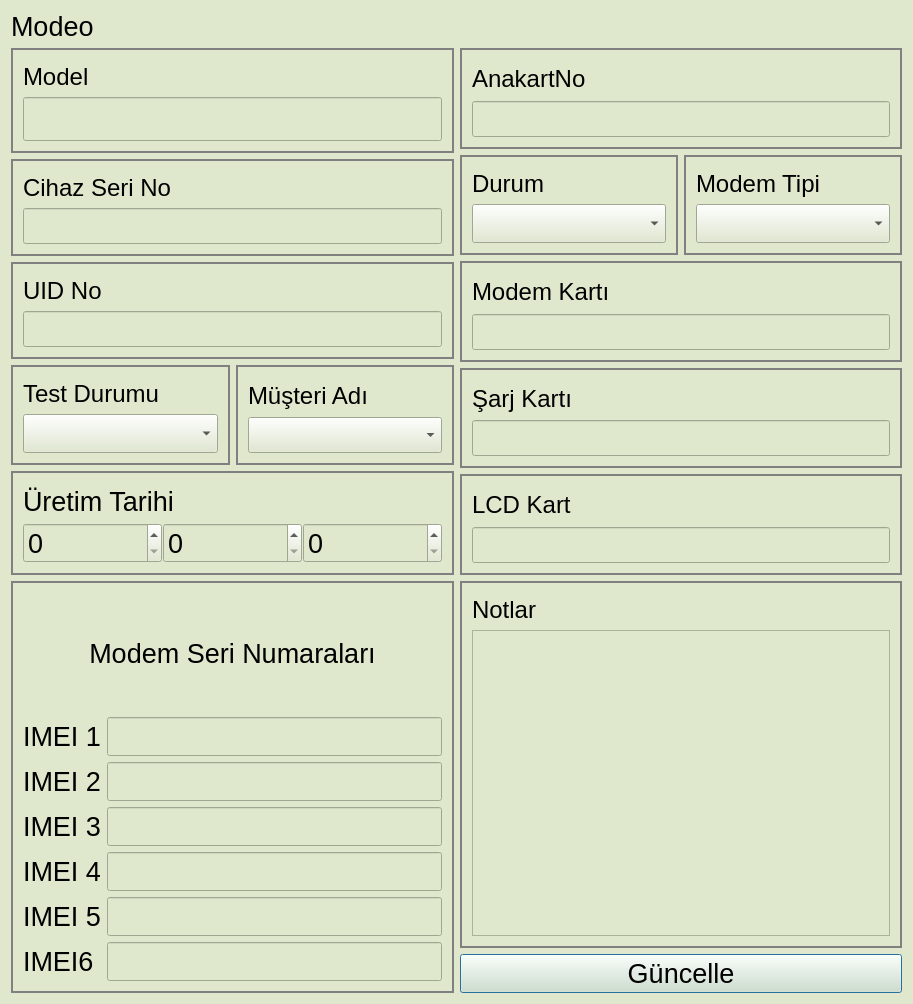
Before: the Qt Designer form src/informationdialog.ui in yunusemrecinar/QT5-cihaz-kimlik-teknik-servis, drawn with Qt 5.
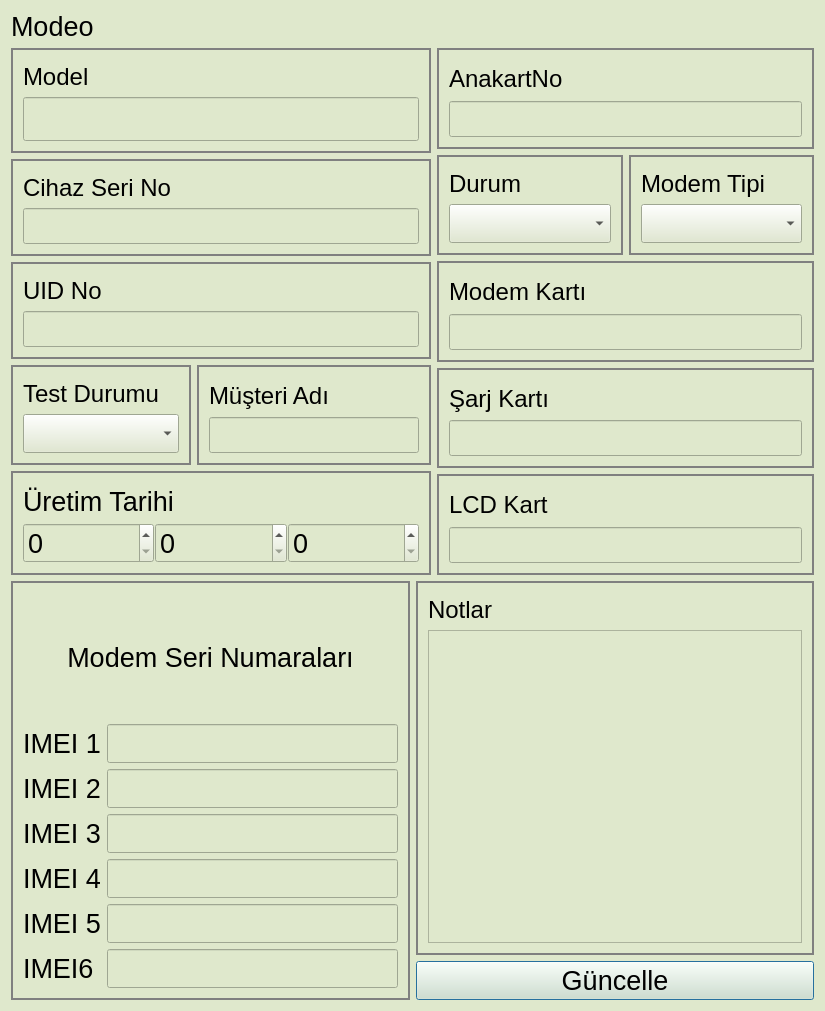
After: the same form once the commit is applied.

Patch:
```diff
--- a/src/informationdialog.ui
+++ b/src/informationdialog.ui
@@ -6,8 +6,8 @@
    <rect>
     <x>0</x>
     <y>0</y>
-    <width>913</width>
-    <height>1004</height>
+    <width>825</width>
+    <height>1011</height>
    </rect>
   </property>
   <property name="font">
@@ -171,6 +171,12 @@
           <layout class="QHBoxLayout" name="horizontalLayout">
            <item>
             <widget class="QGroupBox" name="TestDurumBox_2">
+             <property name="minimumSize">
+              <size>
+               <width>180</width>
+               <height>0</height>
+              </size>
+             </property>
              <property name="styleSheet">
               <string notr="true">QGroupBox {
 border:2px solid grey;
@@ -239,15 +245,15 @@
                </widget>
               </item>
               <item>
-               <widget class="QComboBox" name="musteriAdi_">
-                <property name="enabled">
-                 <bool>true</bool>
-                </property>
+               <widget class="QLineEdit" name="musteriAdi_">
                 <property name="font">
                  <font>
                   <pointsize>18</pointsize>
                  </font>
                 </property>
+                <property name="readOnly">
+                 <bool>true</bool>
+                </property>
                </widget>
               </item>
              </layout>
```
